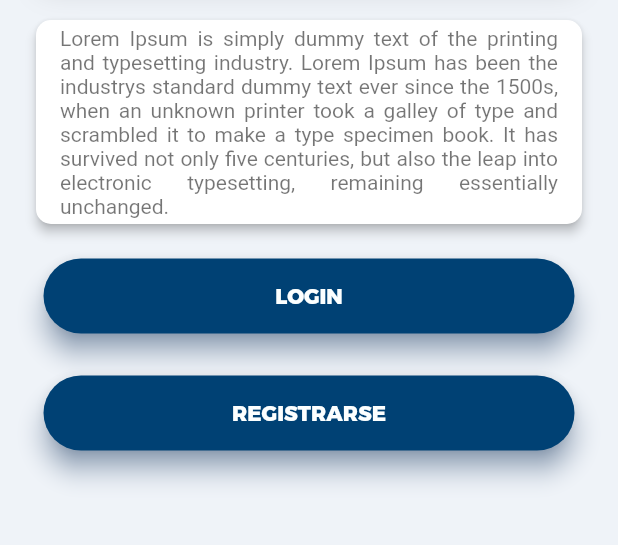
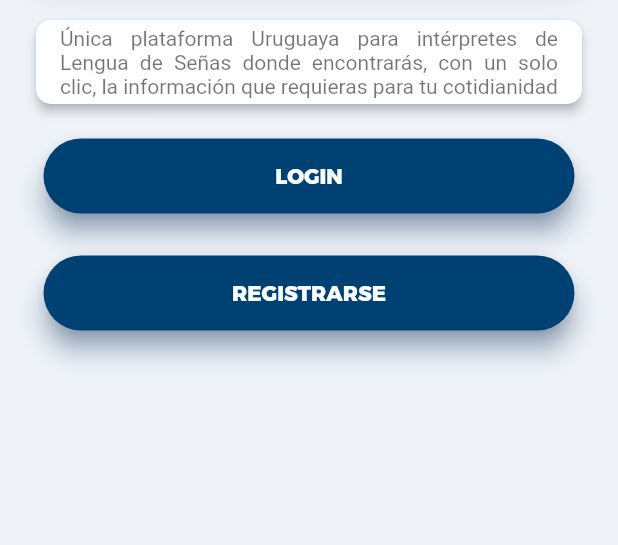
Before and after one commit to MAFITGroup/lsu_app, a Flutter app: the screen it shows after launch, on a phone screen of 412 x 824 dp, the part 469-1014 px from its top. Run offline on Flutter 3.47's test engine with Material 2 defaults, Android fonts, the phone set to English and light mode, and no system bars; our stand-ins replace chewie, cloud_firestore, dropdown_search, file_picker, firebase_auth, firebase_core and 3 more; missing offline and left inert: universal_html; accounts and stored records are empty.

Commit message:
logo app

```diff
--- a/lib/pantallas/Principal.dart
+++ b/lib/pantallas/Principal.dart
@@ -69,7 +69,7 @@ class Principal extends StatelessWidget {
         children: [
           ListTile(
               subtitle: Text(
-                  'Lorem Ipsum is simply dummy text of the printing and typesetting industry. Lorem Ipsum has been the industrys standard dummy text ever since the 1500s, when an unknown printer took a galley of type and scrambled it to make a type specimen book. It has survived not only five centuries, but also the leap into electronic typesetting, remaining essentially unchanged.',
+                  'Única plataforma Uruguaya para intérpretes de Lengua de Señas donde encontrarás, con un solo clic, la información que requieras para tu cotidianidad',
                   textAlign: TextAlign.justify)),
         ],
       ),
--- a/pubspec.yaml
+++ b/pubspec.yaml
@@ -46,6 +46,7 @@ dependencies:
 dev_dependencies:
   flutter_test:
     sdk: flutter
+  flutter_launcher_icons: ^0.9.2
 
 # For information on the generic Dart part of this file, see the
 # following page: https://dart.dev/tools/pub/pubspec
@@ -87,3 +88,8 @@ flutter:
 
   # For details regarding fonts from package dependencies,
   # see https://flutter.dev/custom-fonts/#from-packages
+
+flutter_icons:
+  image_path: 'recursos/logoApp.png'
+  android: true
+  ios: true
```
Also changed, not shown: pubspec.lock, recursos/logoApp.png (added), 21 other files.
